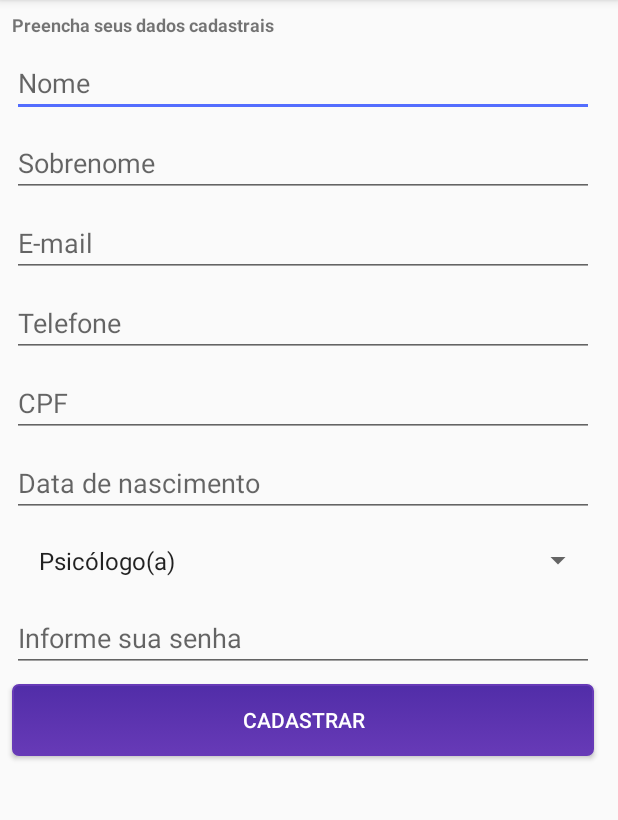
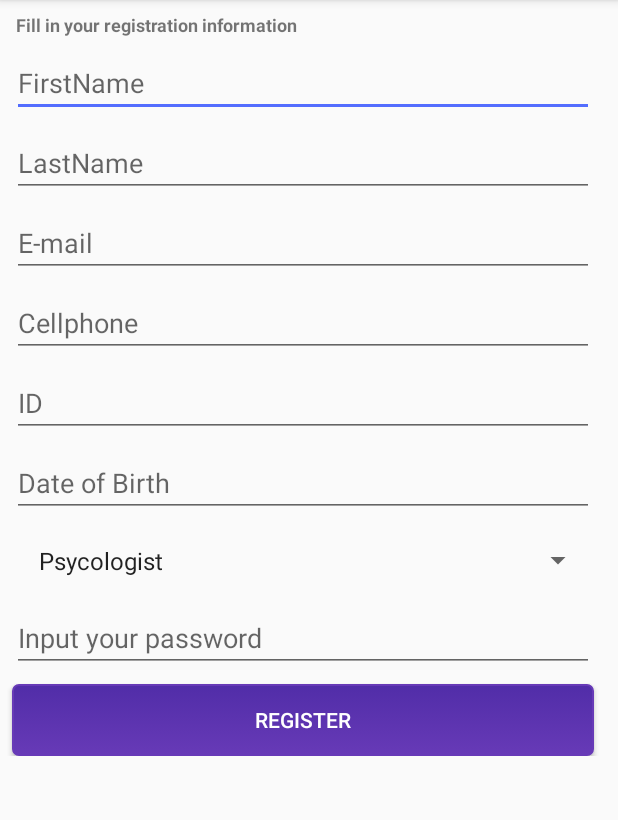
Before and after one commit to crcarvalho/AppTeraphy, an Android app: the CadastroActivity screen opened directly, with no data from a screen before it, on a phone screen of 412 x 824 dp, the part 84-904 px from its top. Run offline under Robolectric (Android 15) with nearby library versions, the phone set to English and light mode, and no system bars; our stand-ins replace Firebase (no records; nobody signed in at launch, a user with empty details on screens opened directly).

Commit message:
Tradução

```diff
--- a/app/src/main/AndroidManifest.xml
+++ b/app/src/main/AndroidManifest.xml
@@ -43,6 +43,8 @@
                 android:theme="@style/AppTheme.NoActionBar"/>
         <activity android:name=".CadastroConsulta">
         </activity>
+        <activity android:name=".SobreActivity">
+        </activity>
     </application>
 
 </manifest>
--- a/app/src/main/java/com/example/carloscarvalho/appteraphy/CadastroActivity.kt
+++ b/app/src/main/java/com/example/carloscarvalho/appteraphy/CadastroActivity.kt
@@ -48,14 +48,14 @@ class CadastroActivity : AppCompatActivity() {
             .setValue(usuario)
             .addOnCompleteListener {
                 if( it.isSuccessful ){
-                    this.showMessage("Usuário "+ inputNome.value() + " criado com sucesso!");
+                    this.showMessage(getString(R.string.txt_user)+ inputNome.value() + getString(R.string.success_created));
                     val telaAnterior = Intent()
                     telaAnterior.putExtra("email", inputEmail.value())
                     telaAnterior.putExtra("senha", inputSenhaCadastro.value())
                     setResult(Activity.RESULT_OK, telaAnterior)
                     finish()
                 }else{
-                    this.showMessage("Erro ao criar o usuário")
+                    this.showMessage(getString(R.string.error_create_user))
                 }
             }
     }
--- a/app/src/main/java/com/example/carloscarvalho/appteraphy/CadastroConsulta.kt
+++ b/app/src/main/java/com/example/carloscarvalho/appteraphy/CadastroConsulta.kt
@@ -35,7 +35,7 @@ class CadastroConsulta : AppCompatActivity() {
                 //Toast.makeText(this, "Método não concluido!", Toast.LENGTH_LONG ).show()
                 salvarNoFireBase()
             }else{
-                Toast.makeText(this, "Todos os campos são obrigatórios", Toast.LENGTH_LONG ).show()
+                Toast.makeText(this, getString(R.string.required_fields), Toast.LENGTH_LONG ).show()
             }
         }
 
@@ -60,7 +60,7 @@ class CadastroConsulta : AppCompatActivity() {
             .setValue(consulta)
             .addOnCompleteListener {
                 if( it.isSuccessful ){
-                    Toast.makeText(this, "Consulta agendada na data "+ inputDate.value() + " com sucesso!", Toast.LENGTH_LONG ).show()
+                    Toast.makeText(this, getString(R.string.date_schedule_exame)+ inputDate.value() + getString(R.string.with_success), Toast.LENGTH_LONG ).show()
 
                     val telaAnterior = Intent()
                     telaAnterior.putExtra("carregarLista", true)
@@ -72,7 +72,7 @@ class CadastroConsulta : AppCompatActivity() {
 
                     finish()
                 }else{
-                    Toast.makeText(this, "Erro ao criar uma consulta", Toast.LENGTH_LONG ).show()
+                    Toast.makeText(this, getString(R.string.error_create_exam), Toast.LENGTH_LONG ).show()
                 }
             }
     }
--- a/app/src/main/java/com/example/carloscarvalho/appteraphy/HomeApplication.kt
+++ b/app/src/main/java/com/example/carloscarvalho/appteraphy/HomeApplication.kt
@@ -54,6 +54,9 @@ class HomeApplication : AppCompatActivity() {
         if (id == R.id.action_logout) {
             logout()
             return true
+        }else if( id == R.id.action_about ){
+            val intent = Intent(this@HomeApplication,SobreActivity::class.java)
+            startActivity(intent)
         }
         return super.onOptionsItemSelected(item)
     }
--- a/app/src/main/java/com/example/carloscarvalho/appteraphy/PsicologoLista.kt
+++ b/app/src/main/java/com/example/carloscarvalho/appteraphy/PsicologoLista.kt
@@ -1,18 +1,12 @@
 package com.example.carloscarvalho.appteraphy
 
 import android.os.Bundle
-import android.support.design.widget.Snackbar
 import android.support.v7.app.AppCompatActivity;
-
-
 
 class PsicologoLista : AppCompatActivity() {
 
     override fun onCreate(savedInstanceState: Bundle?) {
         super.onCreate(savedInstanceState)
         setContentView(R.layout.activity_psicologo_lista)
-
-
     }
-
 }
--- a/app/src/main/java/com/example/carloscarvalho/appteraphy/fragments/ConsultasFragment.kt
+++ b/app/src/main/java/com/example/carloscarvalho/appteraphy/fragments/ConsultasFragment.kt
@@ -73,7 +73,7 @@ class ConsultasFragment : Fragment() {
 
                     reference.child(consulta?.id.toString()).removeValue()
 
-                    Toast.makeText(activity,"Consulta excluída com sucesso!",Toast.LENGTH_SHORT ).show()
+                    Toast.makeText(activity,getString(R.string.success_delete_exam),Toast.LENGTH_SHORT ).show()
                 }
 
                 viewHolder!!.itemView.setOnClickListener {
--- a/app/src/main/res/layout/activity_cadastro.xml
+++ b/app/src/main/res/layout/activity_cadastro.xml
@@ -1,4 +1,10 @@
 <?xml version="1.0" encoding="utf-8"?>
+<ScrollView xmlns:android="http://schemas.android.com/apk/res/android"
+            xmlns:app="http://schemas.android.com/apk/res-auto"
+            xmlns:tools="http://schemas.android.com/tools"
+            android:layout_width="match_parent"
+            android:layout_height="match_parent"
+            tools:context=".HomeApplication">
 <android.support.constraint.ConstraintLayout
         xmlns:android="http://schemas.android.com/apk/res/android"
         xmlns:tools="http://schemas.android.com/tools"
@@ -14,22 +20,25 @@
             android:inputType="textPersonName"
             android:ems="10"
             android:id="@+id/inputNome"
-
+            android:layout_marginEnd="8dp"
             android:layout_marginTop="8dp"
             app:layout_constraintStart_toStartOf="@+id/textView"
-            android:layout_marginEnd="8dp"
-            app:layout_constraintEnd_toEndOf="@+id/textView" android:layout_marginRight="8dp" android:hint="@string/hint_nome"
+            app:layout_constraintEnd_toEndOf="@+id/textView"
+            android:layout_marginRight="8dp"
+            android:hint="@string/hint_nome"
             app:layout_constraintHorizontal_bias="0.0" app:layout_constraintTop_toBottomOf="@+id/textView"/>
     <EditText
             android:layout_width="0dp"
             android:layout_height="wrap_content"
             android:inputType="textPersonName"
             android:ems="10"
-            android:id="@+id/inputSobrenome" android:layout_marginTop="8dp"
+            android:id="@+id/inputSobrenome"
+            android:layout_marginTop="8dp"
             app:layout_constraintTop_toBottomOf="@+id/inputNome"
             app:layout_constraintStart_toStartOf="@+id/inputNome"
             app:layout_constraintEnd_toEndOf="@+id/inputNome"
-            app:layout_constraintHorizontal_bias="0.0" android:hint="@string/hint_sobrenome"/>
+            app:layout_constraintHorizontal_bias="0.0"
+            android:hint="@string/hint_sobrenome"/>
     <EditText
             android:layout_width="0dp"
             android:layout_height="wrap_content"
@@ -69,7 +78,8 @@
             app:layout_constraintStart_toStartOf="@+id/inputSelectTipo"
             app:layout_constraintEnd_toEndOf="@+id/inputSelectTipo"
             android:hint="@string/hint_informe_sua_senha"
-            android:inputType="textPassword" app:layout_constraintHorizontal_bias="1.0"
+            android:inputType="textPassword"
+            app:layout_constraintHorizontal_bias="1.0"
     />
     <EditText
             android:layout_width="0dp"
@@ -117,9 +127,11 @@
             android:layout_height="wrap_content"
             android:id="@+id/inputSelectTipo"
             android:layout_marginTop="8dp"
+
             app:layout_constraintTop_toBottomOf="@+id/inputDtNascimento"
             app:layout_constraintEnd_toEndOf="@+id/inputDtNascimento"
             app:layout_constraintStart_toStartOf="@+id/inputDtNascimento"
             android:entries="@array/tipo_usuario"/>
 
 </android.support.constraint.ConstraintLayout>
+</ScrollView>
--- a/app/src/main/res/menu/menu_main.xml
+++ b/app/src/main/res/menu/menu_main.xml
@@ -6,4 +6,9 @@
             android:title="Logout"
             android:visible="true"
             app:showAsAction="never" />
+    <item
+            android:id="@+id/action_about"
+            android:title="Sobre"
+            android:visible="true"
+            app:showAsAction="never" />
 </menu>
--- a/app/src/main/res/values/colors.xml
+++ b/app/src/main/res/values/colors.xml
@@ -11,4 +11,9 @@
     <color name="backgroud_login">#512DA8</color>
     <color name="backgroud_item">#000</color>
 
+    <!-- Cor de sombra -->
+    <color name="text_shadow">#7F000000</color>
+    <color name="text_shadow_white">#FFFFFF</color>
+
+
 </resources>
--- a/app/src/main/res/values/strings.xml
+++ b/app/src/main/res/values/strings.xml
@@ -1,26 +1,40 @@
 <resources>
     <string name="app_name">App Teraphy</string>
     <string name="botao_login">Login</string>
-    <string name="checkbox_mantenha_me_conectado">Mantenha-me conectado</string>
-    <string name="hint_insira_seu_email">Insira seu e-mail</string>
-    <string name="hint_insira_sua_senha">Insira sua senha</string>
 
     <!-- INFORMAÇÕES DE LOGIN COM FACEBOOK -->
     <string name="facebook_app_id">2024219594544487</string>
     <string name="fb_login_protocol_scheme">fb2024219594544487</string>
-    <string name="botao_cadastrar">CADASTRO</string>
 
     <!-- TIPOS DE USUARIO -->
-    <string name="psicologo">Psicólogo(a)</string>
-    <string name="paciente">Paciente</string>
-    <string name="text_preencher_dados">Preencha seus dados cadastrais</string>
-    <string name="hint_nome">Nome</string>
-    <string name="hint_sobrenome">Sobrenome</string>
+    <string name="psicologo">Psycologist</string>
+
+
+    <string name="hint_nome">FirstName</string>
     <string name="hint_email">E-mail</string>
-    <string name="hint_telefone">Telefone</string>
-    <string name="hint_cpf">CPF</string>
-    <string name="hint_informe_sua_senha">Informe sua senha</string>
-    <string name="hint_data_nascimento">Data de nascimento</string>
-    <string name="button_cadastrar">CADASTRAR</string>
-    <string name="title_activity_psicologo_lista">PsicologoLista</string>
+    <string name="hint_telefone">Cellphone</string>
+    <string name="hint_cpf">ID</string>
+    <string name="hint_informe_sua_senha">Input your password</string>
+    <string name="hint_data_nascimento">Date of Birth</string>
+    <string name="button_cadastrar">REGISTER</string>
+    <string name="title_activity_psicologo_lista">List of Psycologists</string>
+    <string name="with_success">with success!</string>
+    <string name="txt_user">User</string>
+    <string name="success_created">"created successfully "</string>
+    <string name="error_create_user">Error creating user</string>
+    <string name="psychologist_unisex_therm">Psycologist</string>
+    <string name="Date">Date</string>
+    <string name="button_save">SAVE</string>
+    <string name="button_cancel">CANCEL</string>
+    <string name="checkbox_mantenha_me_conectado">Stay connected</string>
+    <string name="hint_insira_seu_email">Input your email</string>
+    <string name="hint_insira_sua_senha">Input you password</string>
+    <string name="botao_cadastrar">REGISTER</string>
+    <string name="paciente">Patient</string>
+    <string name="text_preencher_dados">" Fill in your registration information"</string>
+    <string name="hint_sobrenome">LastName</string>
+    <string name="required_fields">All fields are required</string>
+    <string name="date_schedule_exame">Scheduled appointment on date</string>
+    <string name="error_create_exam">" Error creating a exam"</string>
+    <string name="success_delete_exam">" Exam deleted successfully!"</string>
 </resources>
--- a/app/src/main/res/values/styles.xml
+++ b/app/src/main/res/values/styles.xml
@@ -21,9 +21,8 @@
         <item name="android:background">@drawable/botao_personalizado</item>
     </style>
 
-    <style name="FacebookLoginButton">
+    <style name="FacebookLoginButton" >
         <item name="android:textSize">@dimen/smallTxtSize</item>
-        <item name="android:background">@drawable/botao_personalizado</item>
         <item name="android:layout_marginTop">10dp</item>
         <item name="android:layout_marginBottom">10dp</item>
         <item name="android:layout_gravity">center_horizontal</item>
```
Also changed, not shown: app/src/main/java/com/example/carloscarvalho/appteraphy/SobreActivity.kt (added, +27 -0 lines), app/src/main/res/drawable/botao_personalizado_apps.xml (added, +15 -0 lines), app/src/main/res/layout/activity_cadastro_consulta.xml (+4 -7 lines), app/src/main/res/layout/activity_sobre.xml (added, +37 -0 lines), app/src/main/res/layout/activity_splash_screen.xml (+14 -0 lines), 1 other file.
